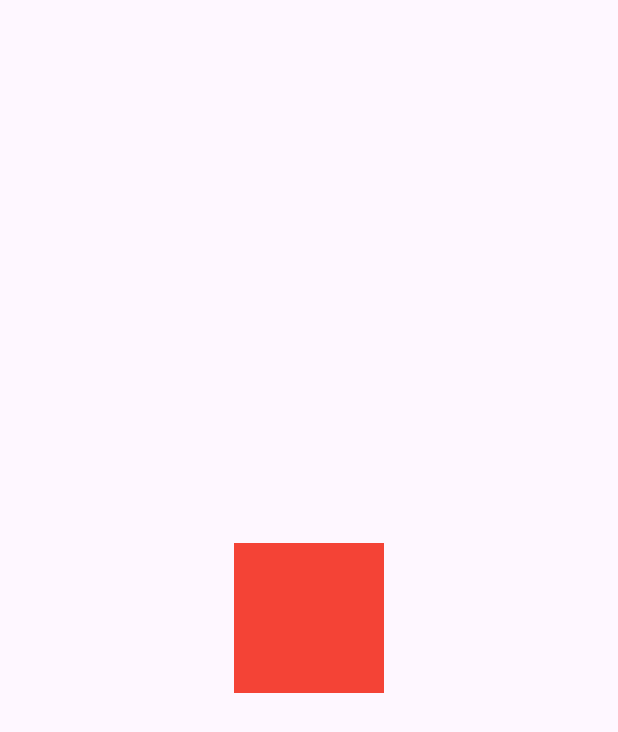
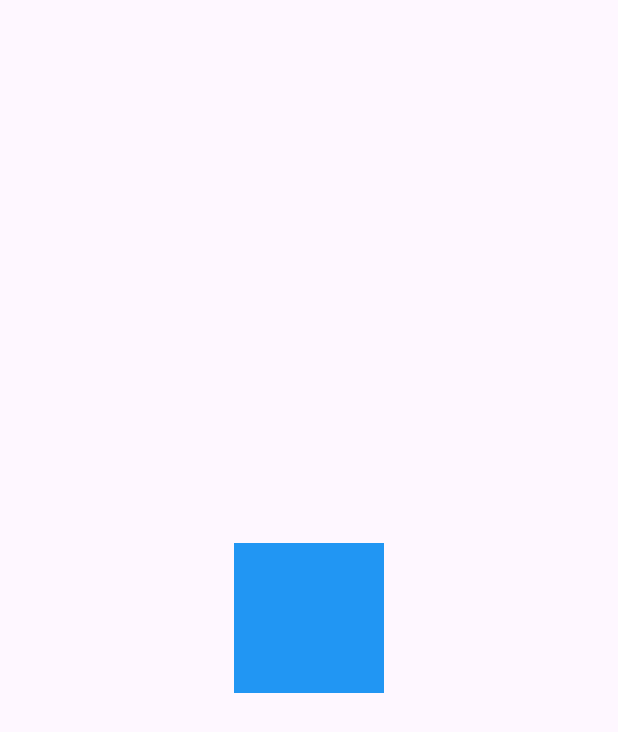
Before and after one commit to ThomasEcalle/moc-3-2026, a Flutter app: the screen it shows after launch, on a phone screen of 412 x 824 dp. Shown: the top 732 px of the screen. Run offline on Flutter 3.47's test engine with Material 3 defaults, Android fonts, the phone set to English and light mode, and no system bars.

Commit message:
End of exercise A

```diff
--- a/lib/exercises/a_exercise.dart
+++ b/lib/exercises/a_exercise.dart
@@ -13,20 +13,32 @@ class AExercise extends StatelessWidget {
   }
 }
 
-class MyButton extends StatelessWidget {
+class MyButton extends StatefulWidget {
   const MyButton({super.key});
+
+  @override
+  State<MyButton> createState() => _MyButtonState();
+}
+
+class _MyButtonState extends State<MyButton> {
+  bool _clicked = false;
 
   @override
   Widget build(BuildContext context) {
     return GestureDetector(
-      onTap: () {
-        print('Clicked !');
-      },
-      child: Container(
-        height: 100,
-        width: 100,
-        color: Colors.red,
+      onTap: _onTap,
+      child: AnimatedContainer(
+        duration: Duration(seconds: 1),
+        height: _clicked ? 120 : 100,
+        width: _clicked ? 50 : 100,
+        color: _clicked ? Colors.red : Colors.blue,
       ),
     );
   }
+
+  void _onTap() {
+    setState(() {
+      _clicked = !_clicked;
+    });
+  }
 }
```
